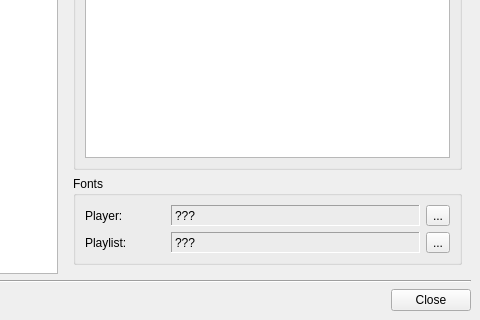
First picture: the form in src/ui/forms/configdialog.ui, repository ksv1986/qmmp-staging, before the edit; both pictures show x 121 to 601 and y 89 to 409 of the 601 by 409 pixel window.
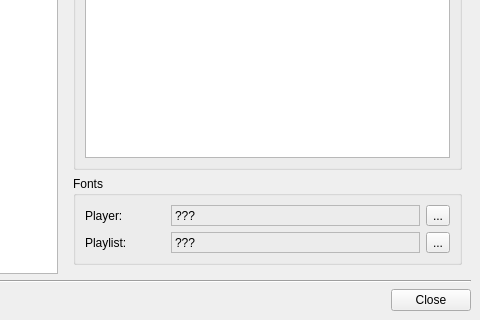
Second picture: the form after the edit. Icons and pictures are not drawn.

Commit message: some changes of font settings

Patch:
```diff
--- a/src/ui/forms/configdialog.ui
+++ b/src/ui/forms/configdialog.ui
@@ -270,7 +270,7 @@
             <item row="1" column="1" >
              <widget class="QLabel" name="plFontLabel" >
               <property name="frameShape" >
-               <enum>QFrame::Panel</enum>
+               <enum>QFrame::StyledPanel</enum>
               </property>
               <property name="frameShadow" >
                <enum>QFrame::Sunken</enum>
@@ -290,7 +290,7 @@
             <item row="0" column="1" >
              <widget class="QLabel" name="mainFontLabel" >
               <property name="frameShape" >
-               <enum>QFrame::Panel</enum>
+               <enum>QFrame::StyledPanel</enum>
               </property>
               <property name="frameShadow" >
                <enum>QFrame::Sunken</enum>
```
The commit also changes 1 other file.
